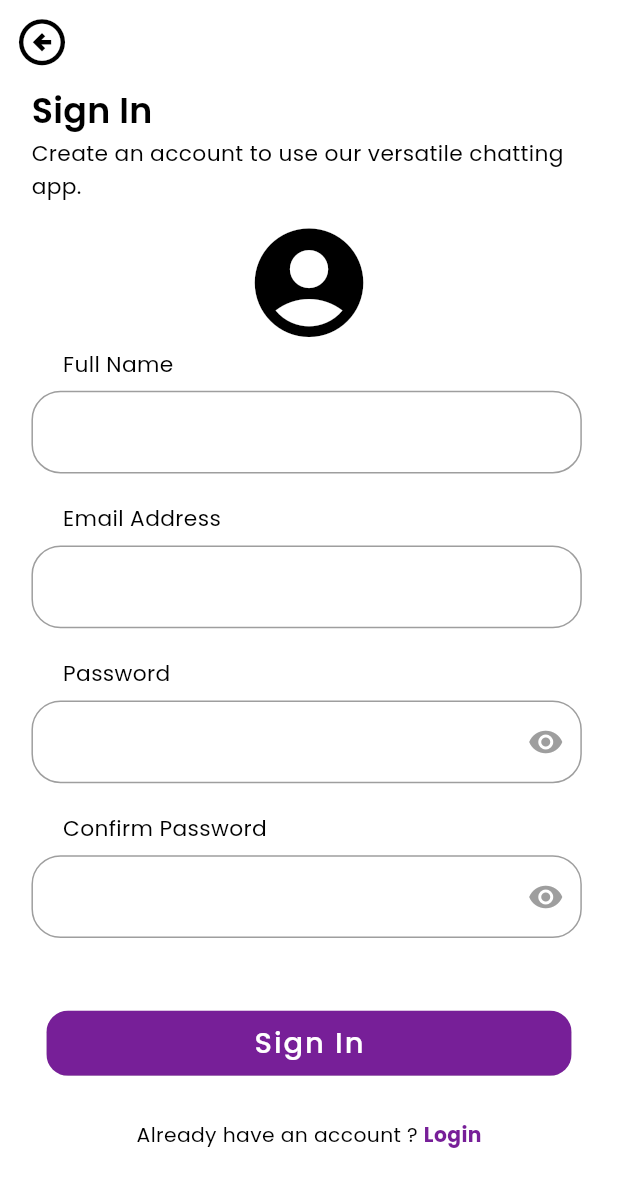
After one commit to aswin-codes/ZenChat, a Flutter app: the SignIn screen opened by its route, on a phone screen of 412 x 824 dp. The commit adds this screen. Shown: the top 1187 px of the screen. Run offline on Flutter 3.47's test engine with Material 2 defaults, Android fonts, the phone set to English and light mode, and no system bars; our stand-ins replace flutter_animate, flutter_screenutil, google_fonts, image_picker.

Commit message:
Sign In Screen

```diff
--- a/Frontend/zenchat/lib/main.dart
+++ b/Frontend/zenchat/lib/main.dart
@@ -1,6 +1,7 @@
 import 'package:flutter/material.dart';
 import 'package:flutter_screenutil/flutter_screenutil.dart';
 import 'package:zenchat/screens/login.dart';
+import 'package:zenchat/screens/signin.dart';
 import 'package:zenchat/screens/splash.dart';
 
 void main() => runApp(MyApp());
@@ -41,7 +42,8 @@ class MyApp extends StatelessWidget {
           initialRoute: '/splash',
           routes: {
             '/splash': (context) => const SplashScreen(),
-            '/login': (context) => const Login()
+            '/login': (context) => const Login(),
+            '/signin' : (context) => const SignIn()
           },
         );
       },
--- a/Frontend/zenchat/lib/screens/login.dart
+++ b/Frontend/zenchat/lib/screens/login.dart
@@ -1,4 +1,5 @@
 import 'package:flutter/material.dart';
+import 'package:flutter_animate/flutter_animate.dart';
 import 'package:flutter_screenutil/flutter_screenutil.dart';
 import 'package:google_fonts/google_fonts.dart';
 
@@ -12,6 +13,7 @@ class Login extends StatefulWidget {
 class _LoginState extends State<Login> {
   String email = '';
   String password = '';
+  bool isVisible = false;
   @override
   Widget build(BuildContext context) {
     return Scaffold(
@@ -41,6 +43,12 @@ class _LoginState extends State<Login> {
                 scrollDirection: Axis.vertical,
                 child: Column(
                   crossAxisAlignment: CrossAxisAlignment.start,
+                  children: AnimateList(
+                    interval: 50.ms,
+                    effects: [
+                      FadeEffect(duration: 200.ms),
+                      ScaleEffect(duration: 200.ms)
+                    ],
                     children: [
                       SizedBox(
                         height: 60.h,
@@ -77,6 +85,7 @@ class _LoginState extends State<Login> {
                         height: 57.h,
                         child: TextField(
                           keyboardType: TextInputType.emailAddress,
+                          style: TextStyle(color: Colors.black),
                           decoration: InputDecoration(
                             border: OutlineInputBorder(
                                 borderSide: const BorderSide(
@@ -98,6 +107,7 @@ class _LoginState extends State<Login> {
                         padding: EdgeInsets.only(left: 20.w, bottom: 7.h),
                         child: Text(
                           "Password",
+
                           style: GoogleFonts.poppins(
                               fontSize: 15.sp,
                               color: Colors.black,
@@ -108,8 +118,25 @@ class _LoginState extends State<Login> {
                         width: 350.w,
                         height: 57.h,
                         child: TextField(
-                        keyboardType: TextInputType.emailAddress,
+                          obscureText: !isVisible,
+                          keyboardType: TextInputType.visiblePassword,
+                          style: TextStyle(color: Colors.black),
                           decoration: InputDecoration(
+                            suffixIcon: IconButton(
+                                onPressed: () {
+                                  setState(() {
+                                    isVisible = !isVisible;
+                                  });
+                                },
+                                icon: isVisible
+                                    ? const Icon(
+                                        Icons.visibility_off,
+                                        color: Colors.grey,
+                                      )
+                                    : const Icon(
+                                        Icons.visibility,
+                                        color: Colors.grey,
+                                      )),
                             border: OutlineInputBorder(
                                 borderSide: const BorderSide(
                                     color: Color(0xFF6B6B6B), width: 1),
@@ -168,32 +195,38 @@ class _LoginState extends State<Login> {
                           ),
                         ),
                       ),
-                    SizedBox(height: 150.h,),
+                      SizedBox(
+                        height: 150.h,
+                      ),
                       Center(
                         child: GestureDetector(
-                        onTap: (){
+                          onTap: () {
                             //Navigate to Sign In Screen
+                            Navigator.pushNamed(context, '/signin');
                           },
                           child: Row(
                             mainAxisSize: MainAxisSize.min,
                             children: [
-                            Text("Don't have an account ? ",
+                              Text(
+                                "Don't have an account ? ",
                                 style: GoogleFonts.poppins(
                                     fontSize: 14.sp,
                                     color: Colors.black,
-                                fontWeight: FontWeight.normal
-                              ),),
-                              Text("Sign up",
+                                    fontWeight: FontWeight.normal),
+                              ),
+                              Text(
+                                "Sign up",
                                 style: GoogleFonts.poppins(
                                     fontSize: 14.sp,
                                     color: const Color(0xFF771F98),
-                                fontWeight: FontWeight.bold
-                              ),),
+                                    fontWeight: FontWeight.bold),
+                              ),
                             ],
                           ),
                         ),
                       )
                     ],
+                  ),
                 ),
               ),
             ),
--- /dev/null
+++ b/Frontend/zenchat/lib/screens/signin.dart
@@ -0,0 +1,328 @@
+import 'dart:io';
+
+import 'package:flutter/material.dart';
+import 'package:flutter_animate/flutter_animate.dart';
+import 'package:flutter_screenutil/flutter_screenutil.dart';
+import 'package:google_fonts/google_fonts.dart';
+import 'package:image_picker/image_picker.dart';
+
+class SignIn extends StatelessWidget {
+  const SignIn({super.key});
+
+  @override
+  Widget build(BuildContext context) {
+    return Scaffold(
+      backgroundColor: Colors.white,
+      appBar: AppBar(
+        backgroundColor: Colors.white,
+        elevation: 0.0,
+        automaticallyImplyLeading: false,
+        leading: IconButton(
+            onPressed: () {
+              Navigator.pop(context);
+            },
+            icon: const Icon(
+              Icons.arrow_circle_left_outlined,
+              color: Colors.black,
+              size: 37,
+            )),
+      ),
+      body: Body(),
+    );
+  }
+}
+
+class Body extends StatefulWidget {
+  const Body({super.key});
+
+  @override
+  State<Body> createState() => _BodyState();
+}
+
+class _BodyState extends State<Body> {
+  String imagePath = '';
+  final ImagePicker _picker = ImagePicker();
+  late File imageFile;
+
+  String fullName = '';
+  String email = '';
+  String password = '';
+  String cpassword = '';
+
+  bool isVisible = false;
+  bool isVisible1 = false;
+
+  void getImage() async {
+    XFile? image = await _picker.pickImage(source: ImageSource.gallery);
+    setState(() {
+      imagePath = image!.path;
+      imageFile = File(image.path);
+    });
+  }
+
+  @override
+  Widget build(BuildContext context) {
+    return SafeArea(
+        child: Container(
+      height: double.infinity,
+      width: double.infinity,
+      padding: EdgeInsets.symmetric(horizontal: 20.w),
+      child: SingleChildScrollView(
+        scrollDirection: Axis.vertical,
+        child: Column(
+          crossAxisAlignment: CrossAxisAlignment.start,
+          children: AnimateList(
+            interval: 50.ms,
+            effects: [
+              FadeEffect(duration: 200.ms),
+              ScaleEffect(duration: 200.ms)
+            ],
+            children: [
+              Text(
+                "Sign In",
+                style: GoogleFonts.poppins(
+                    fontSize: 24.sp,
+                    fontWeight: FontWeight.w600,
+                    color: Colors.black),
+              ),
+              Text(
+                "Create an account to use our versatile chatting app.",
+                style: GoogleFonts.poppins(
+                    fontSize: 15.sp,
+                    color: Colors.black,
+                    fontWeight: FontWeight.normal),
+              ),
+              SizedBox(
+                height: 10.h,
+              ),
+              Center(
+                child: GestureDetector(
+                  onTap: () {
+                    getImage();
+                  },
+                  child: (CircleAvatar(
+                    radius: 45.r,
+                    backgroundColor: Colors.white,
+                    backgroundImage:
+                        (imagePath == '') ? null : FileImage(File(imagePath)),
+                    child: (imagePath == '')
+                        ? Icon(
+                            Icons.account_circle_rounded,
+                            color: Colors.black,
+                            size: 90.r,
+                          )
+                        : null,
+                  )),
+                ),
+              ),
+              Padding(
+                padding: EdgeInsets.only(left: 20.w, bottom: 7.h),
+                child: Text(
+                  "Full Name",
+                  style: GoogleFonts.poppins(
+                      fontSize: 15.sp,
+                      color: Colors.black,
+                      fontWeight: FontWeight.normal),
+                ),
+              ),
+              SizedBox(
+                width: 350.w,
+                height: 57.h,
+                child: TextField(
+                  keyboardType: TextInputType.name,
+                  style: TextStyle(color: Colors.black),
+                  decoration: InputDecoration(
+                    border: OutlineInputBorder(
+                        borderSide: const BorderSide(
+                            color: Color(0xFF6B6B6B), width: 1),
+                        borderRadius: BorderRadius.all(Radius.circular(20.r))),
+                  ),
+                  onChanged: (value) {
+                    setState(() {
+                      fullName = value;
+                    });
+                  },
+                ),
+              ),
+              SizedBox(
+                height: 20.h,
+              ),
+              Padding(
+                padding: EdgeInsets.only(left: 20.w, bottom: 7.h),
+                child: Text(
+                  "Email Address",
+                  style: GoogleFonts.poppins(
+                      fontSize: 15.sp,
+                      color: Colors.black,
+                      fontWeight: FontWeight.normal),
+                ),
+              ),
+              SizedBox(
+                width: 350.w,
+                height: 57.h,
+                child: TextField(
+                  style: TextStyle(color: Colors.black),
+                  keyboardType: TextInputType.emailAddress,
+                  decoration: InputDecoration(
+                    border: OutlineInputBorder(
+                        borderSide: const BorderSide(
+                            color: Color(0xFF6B6B6B), width: 1),
+                        borderRadius: BorderRadius.all(Radius.circular(20.r))),
+                  ),
+                  onChanged: (value) {
+                    setState(() {
+                      email = value;
+                    });
+                  },
+                ),
+              ),
+              SizedBox(
+                height: 20.h,
+              ),
+              Padding(
+                padding: EdgeInsets.only(left: 20.w, bottom: 7.h),
+                child: Text(
+                  "Password",
+                  style: GoogleFonts.poppins(
+                      fontSize: 15.sp,
+                      color: Colors.black,
+                      fontWeight: FontWeight.normal),
+                ),
+              ),
+              SizedBox(
+                width: 350.w,
+                height: 57.h,
+                child: TextField(
+                  obscureText: !isVisible,
+                  style: TextStyle(color: Colors.black),
+                  keyboardType: TextInputType.text,
+                  decoration: InputDecoration(
+                    suffixIcon: IconButton(
+                        onPressed: () {
+                          setState(() {
+                            isVisible = !isVisible;
+                          });
+                        },
+                        icon: Icon(
+                          isVisible ? Icons.visibility_off : Icons.visibility,
+                          color: Colors.grey,
+                        )),
+                    border: OutlineInputBorder(
+                        borderSide: const BorderSide(
+                            color: Color(0xFF6B6B6B), width: 1),
+                        borderRadius: BorderRadius.all(Radius.circular(20.r))),
+                  ),
+                  onChanged: (value) {
+                    setState(() {
+                      password = value;
+                    });
+                  },
+                ),
+              ),
+              SizedBox(
+                height: 20.h,
+              ),
+              Padding(
+                padding: EdgeInsets.only(left: 20.w, bottom: 7.h),
+                child: Text(
+                  "Confirm Password",
+                  style: GoogleFonts.poppins(
+                      fontSize: 15.sp,
+                      color: Colors.black,
+                      fontWeight: FontWeight.normal),
+                ),
+              ),
+              SizedBox(
+                width: 350.w,
+                height: 57.h,
+                child: TextField(
+                  style: TextStyle(color: Colors.black),
+                  keyboardType: TextInputType.emailAddress,
+                  obscureText: !isVisible1,
+                  decoration: InputDecoration(
+                    suffixIcon: IconButton(
+                        onPressed: () {
+                          setState(() {
+                            isVisible1 = !isVisible;
+                          });
+                        },
+                        icon: Icon(
+                          isVisible1 ? Icons.visibility_off : Icons.visibility,
+                          color: Colors.grey,
+                        )),
+                    border: OutlineInputBorder(
+                        borderSide: const BorderSide(
+                            color: Color(0xFF6B6B6B), width: 1),
+                        borderRadius: BorderRadius.all(Radius.circular(20.r))),
+                  ),
+                  onChanged: (value) {
+                    setState(() {
+                      cpassword = value;
+                    });
+                  },
+                ),
+              ),
+              SizedBox(
+                height: 50.h,
+              ),
+              Center(
+                child: ClipRRect(
+                  borderRadius: BorderRadius.all(Radius.circular(15.r)),
+                  child: SizedBox(
+                    height: 45.h,
+                    width: 334.w,
+                    child: ElevatedButton(
+                        style: ButtonStyle(
+                          backgroundColor: MaterialStateProperty.all(
+                              const Color(0xFF771F98)),
+                        ),
+                        onPressed: () {
+                          //Need to fetch request
+                        },
+                        child: Text(
+                          "Sign In",
+                          style: GoogleFonts.poppins(
+                              fontSize: 20.sp,
+                              color: Colors.white,
+                              fontWeight: FontWeight.w500),
+                        )),
+                  ),
+                ),
+              ),
+              SizedBox(
+                height: 30.h,
+              ),
+              Center(
+                child: GestureDetector(
+                  onTap: () {
+                    //Navigate to Sign In Screen
+                    Navigator.pushNamed(context, '/login');
+                  },
+                  child: Row(
+                    mainAxisSize: MainAxisSize.min,
+                    children: [
+                      Text(
+                        "Already have an account ? ",
+                        style: GoogleFonts.poppins(
+                            fontSize: 14.sp,
+                            color: Colors.black,
+                            fontWeight: FontWeight.normal),
+                      ),
+                      Text(
+                        "Login",
+                        style: GoogleFonts.poppins(
+                            fontSize: 14.sp,
+                            color: const Color(0xFF771F98),
+                            fontWeight: FontWeight.bold),
+                      ),
+                    ],
+                  ),
+                ),
+              )
+            ],
+          ),
+        ),
+      ),
+    ));
+  }
+}
--- a/Frontend/zenchat/pubspec.yaml
+++ b/Frontend/zenchat/pubspec.yaml
@@ -36,7 +36,9 @@ dependencies:
   # Use with the CupertinoIcons class for iOS style icons.
   cupertino_icons: ^1.0.2
   flutter_screenutil: ^5.8.4
-  google_fonts: ^5.0.0
+  google_fonts:
+  flutter_animate: ^4.1.1+1
+  image_picker:
 
 dev_dependencies:
   flutter_test:
```
Also changed, not shown: Frontend/zenchat/pubspec.lock, 1 other file. Lines whose indentation alone changed are shown as unchanged.
